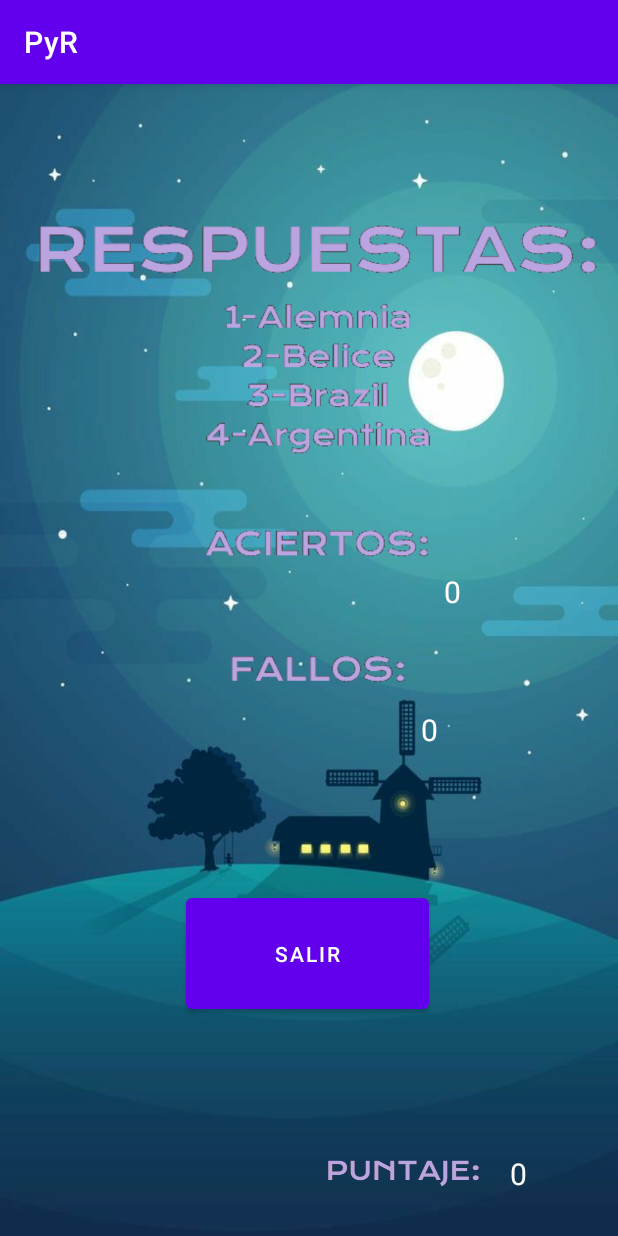
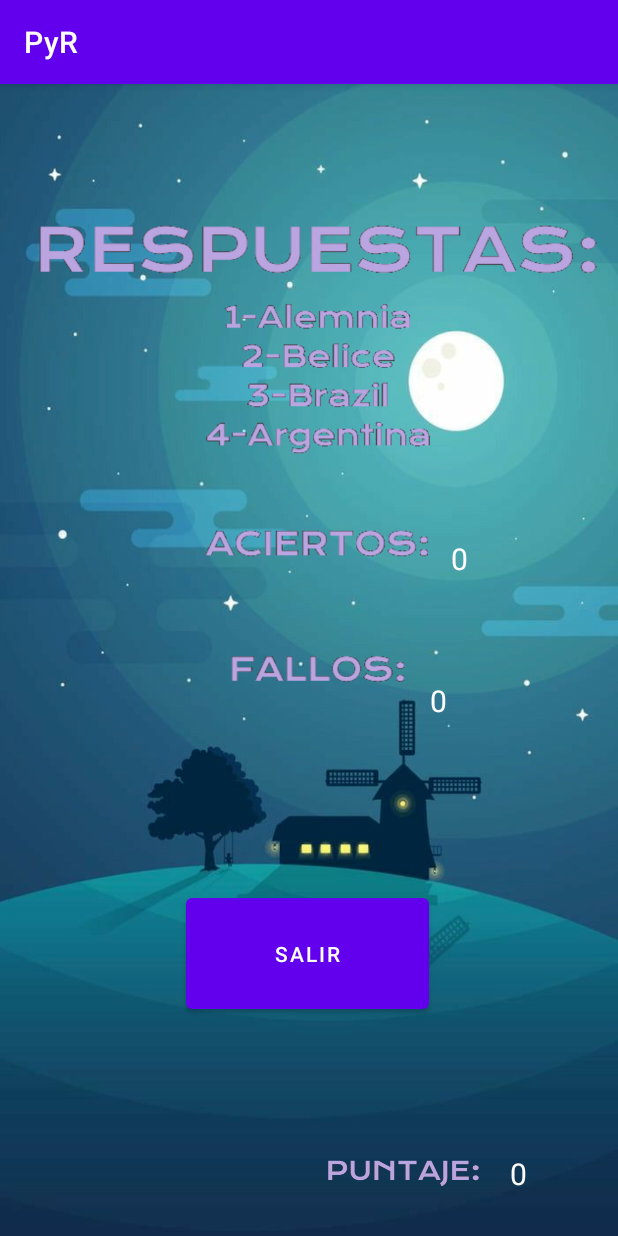
Before and after one commit to JaimeRodri1/PyR, an Android app: the resultado screen opened directly, with no data from a screen before it, on a phone screen of 412 x 824 dp. Run offline under Robolectric (Android 15) with nearby library versions, the phone set to English and light mode, and no system bars; 3 statements that could not run were skipped.

Commit message:
Se mejoro el diseño

```diff
--- a/app/src/main/res/layout/activity_resultado.xml
+++ b/app/src/main/res/layout/activity_resultado.xml
@@ -29,10 +29,10 @@
         app:autoSizeTextType="none"
         app:layout_constraintBottom_toBottomOf="parent"
         app:layout_constraintEnd_toEndOf="parent"
-        app:layout_constraintHorizontal_bias="0.85"
+        app:layout_constraintHorizontal_bias="0.864"
         app:layout_constraintStart_toStartOf="parent"
         app:layout_constraintTop_toTopOf="parent"
-        app:layout_constraintVertical_bias="0.445" />
+        app:layout_constraintVertical_bias="0.415" />
 
     <TextView
         android:id="@+id/Fails"
@@ -44,10 +44,10 @@
         app:autoSizeTextType="none"
         app:layout_constraintBottom_toBottomOf="parent"
         app:layout_constraintEnd_toEndOf="parent"
-        app:layout_constraintHorizontal_bias="0.795"
+        app:layout_constraintHorizontal_bias="0.812"
         app:layout_constraintStart_toStartOf="parent"
         app:layout_constraintTop_toTopOf="parent"
-        app:layout_constraintVertical_bias="0.567" />
+        app:layout_constraintVertical_bias="0.541" />
 
     <ImageView
         android:id="@+id/imageView2"
```
